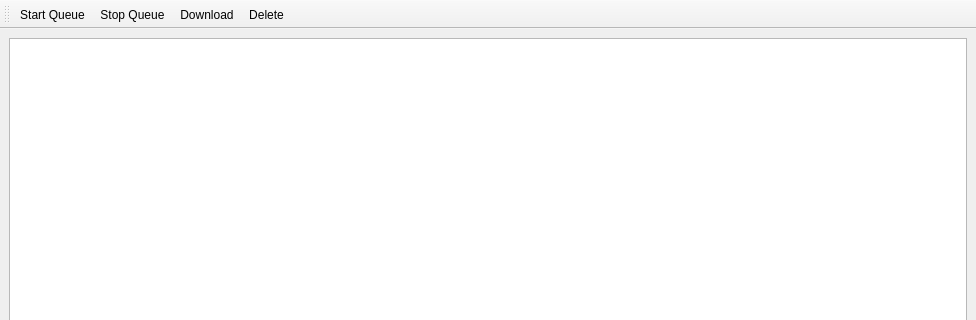
Above: gui/tasks/Tasks/taskmainwindow.ui from AndreasFMueller/AstroPhotography before the change; both pictures show x 0 to 976 and y 0 to 320 of the 976 by 653 pixel window. Below: the same form after it.
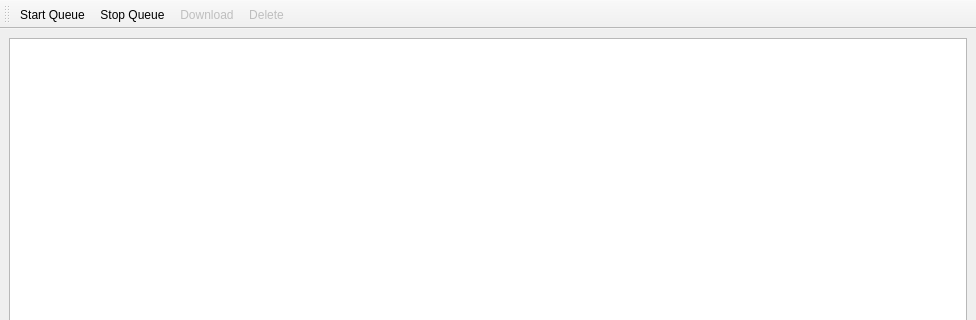
That is the form after the change. Custom widgets are drawn as their Qt base class.

The edit to the form file:
```diff
--- a/gui/tasks/Tasks/taskmainwindow.ui
+++ b/gui/tasks/Tasks/taskmainwindow.ui
@@ -167,11 +167,17 @@
    </property>
   </action>
   <action name="actionDownload">
+   <property name="enabled">
+    <bool>false</bool>
+   </property>
    <property name="text">
     <string>Download</string>
    </property>
   </action>
   <action name="actionDelete">
+   <property name="enabled">
+    <bool>false</bool>
+   </property>
    <property name="text">
     <string>Delete</string>
    </property>
```
